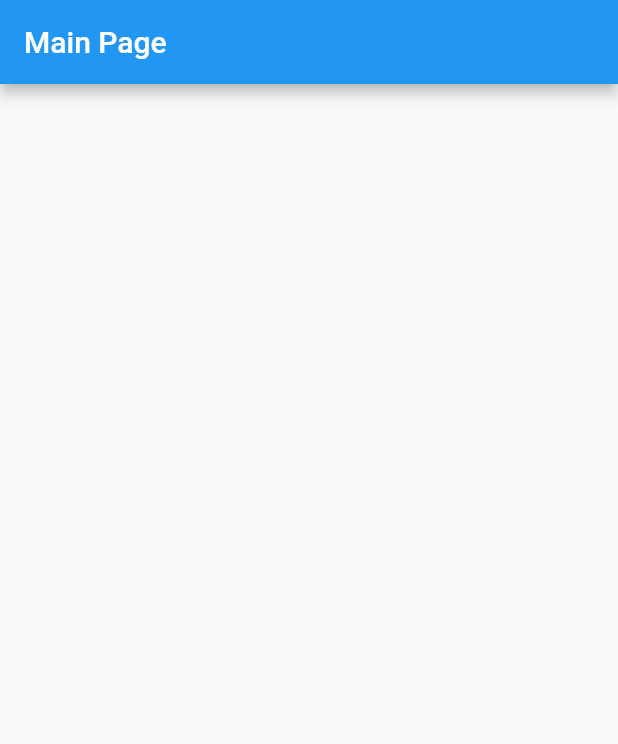
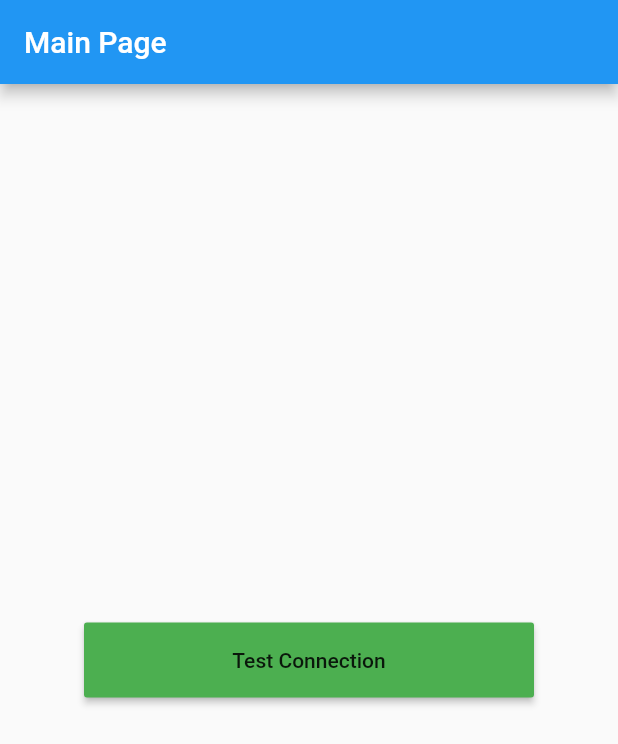
Before and after one commit to sunachun/cab_rider, a Flutter app: the screen it shows after launch, on a phone screen of 412 x 824 dp. Shown: the top 744 px of the screen. Run offline on Flutter 3.47's test engine with Material 2 defaults, Android fonts, the light colour scheme and no system bars; our stand-ins replace firebase_core, firebase_database; accounts and stored records are empty.

Commit message:
8 firebase android

```diff
--- a/lib/screens/mainpage.dart
+++ b/lib/screens/mainpage.dart
@@ -1,3 +1,4 @@
+import 'package:firebase_database/firebase_database.dart';
 import 'package:flutter/material.dart';
 
 class MainPage extends StatefulWidget {
@@ -12,6 +13,19 @@ class _MainPageState extends State<MainPage> {
       appBar: AppBar(
         title: Text('Main Page'),
       ),
+      body: Center(
+        child: MaterialButton(
+          onPressed: () {
+            DatabaseReference dbref =
+                FirebaseDatabase.instance.reference().child('Test');
+            dbref.set('IsConnected');
+          },
+          height: 50,
+          minWidth: 300,
+          color: Colors.green,
+          child: Text('Test Connection'),
+        ),
+      ),
     );
   }
 }
--- a/pubspec.yaml
+++ b/pubspec.yaml
@@ -28,6 +28,9 @@ dependencies:
   # The following adds the Cupertino Icons font to your application.
   # Use with the CupertinoIcons class for iOS style icons.
   cupertino_icons: ^1.0.2
+  firebase_core: ^1.4.0
+  firebase_auth: ^3.0.1
+  firebase_database: ^7.1.2
 
 dev_dependencies:
   flutter_test:
```
Also changed, not shown: lib/main.dart (+8 -2 lines), pubspec.lock, 7 other files.
